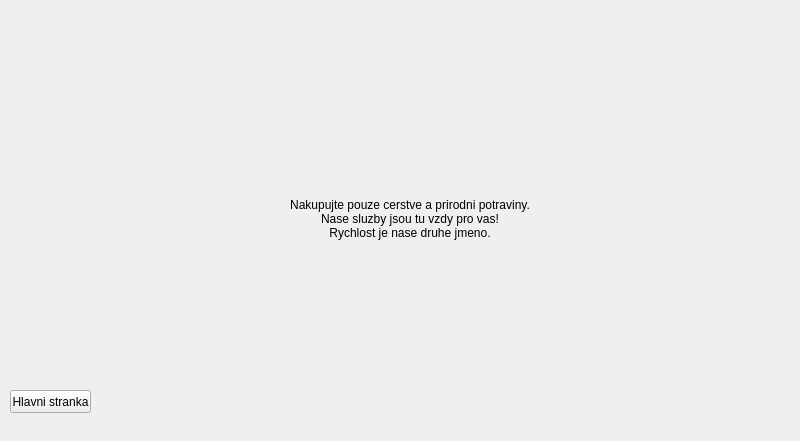
Qt form SimShopQT/About.ui (Lumir-Ludvik/SimShopQT) before a commit.
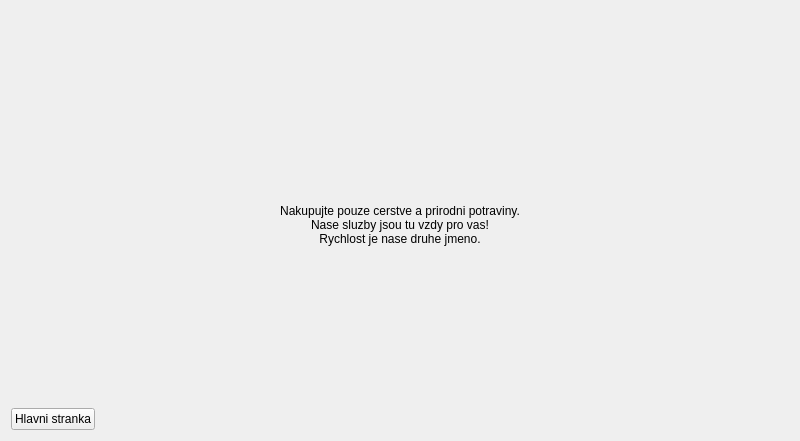
The same form after that commit. Icons and pictures are not drawn.

```diff
--- a/SimShopQT/About.ui
+++ b/SimShopQT/About.ui
@@ -13,16 +13,12 @@
   <property name="windowTitle">
    <string>Form</string>
   </property>
-  <widget class="QWidget" name="verticalLayoutWidget">
-   <property name="geometry">
-    <rect>
-     <x>250</x>
-     <y>10</y>
-     <width>321</width>
-     <height>334</height>
-    </rect>
-   </property>
+  <layout class="QVBoxLayout" name="verticalLayout">
+   <item>
    <layout class="QVBoxLayout" name="aboutLayout_2">
+     <property name="bottomMargin">
+      <number>50</number>
+     </property>
     <item alignment="Qt::AlignHCenter">
      <widget class="QLabel" name="aboutPicture_2">
       <property name="text">
@@ -61,16 +57,11 @@
      </widget>
     </item>
    </layout>
-  </widget>
+   </item>
+   <item>
+    <layout class="QHBoxLayout" name="horizontalLayout">
+     <item>
   <widget class="QPushButton" name="aboutMainButton">
-   <property name="geometry">
-    <rect>
-     <x>10</x>
-     <y>390</y>
-     <width>81</width>
-     <height>23</height>
-    </rect>
-   </property>
    <property name="cursor">
     <cursorShape>PointingHandCursor</cursorShape>
    </property>
@@ -78,6 +69,23 @@
     <string>Hlavni stranka</string>
    </property>
   </widget>
+     </item>
+     <item>
+      <spacer name="horizontalSpacer">
+       <property name="orientation">
+        <enum>Qt::Horizontal</enum>
+       </property>
+       <property name="sizeHint" stdset="0">
+        <size>
+         <width>40</width>
+         <height>20</height>
+        </size>
+       </property>
+      </spacer>
+     </item>
+    </layout>
+   </item>
+  </layout>
  </widget>
  <resources>
   <include location="imagesResource.qrc"/>
```
Lines whose indentation alone changed are shown as unchanged.
